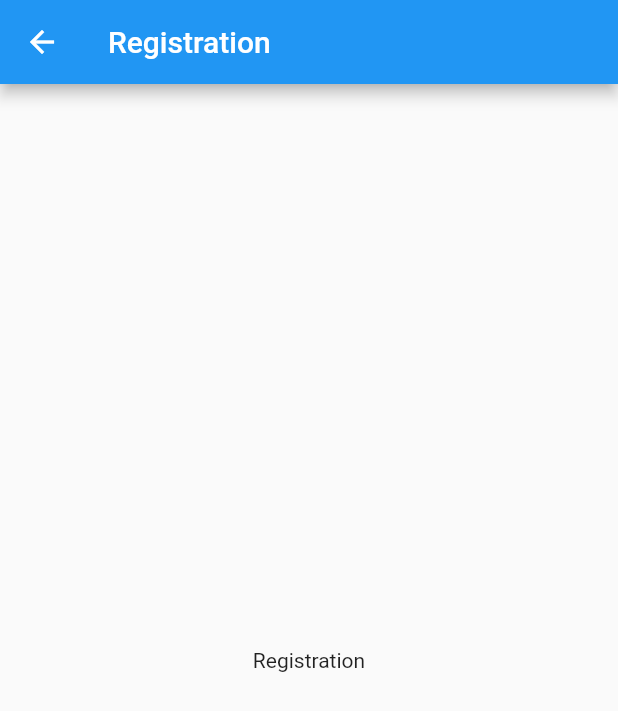
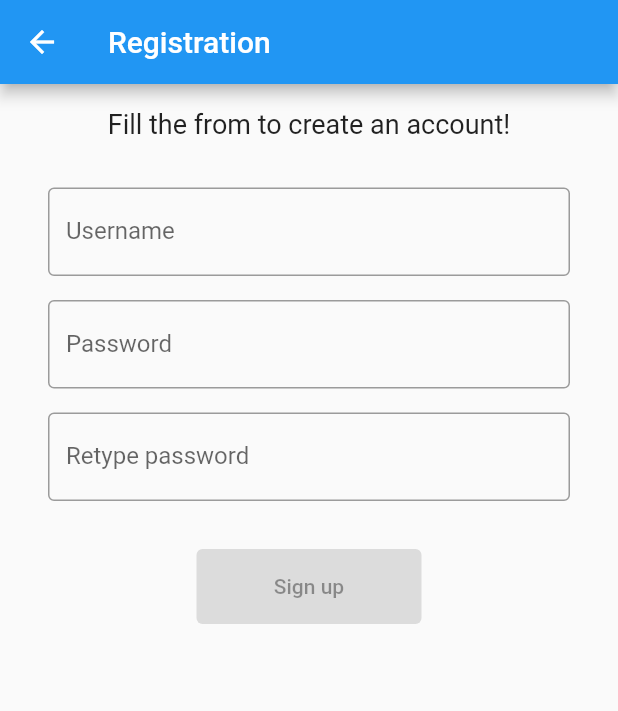
Before and after one commit to krzychudz/remote-camera-control, a Flutter app: the RegisterScreen screen opened directly, on a phone screen of 412 x 824 dp. Shown: the top 711 px of the screen. Run offline on Flutter 3.47's test engine with Material 2 defaults, Android fonts, the phone set to English and light mode, and no system bars; our stand-ins replace bloc, equatable, flutter_bloc, formz; accounts and stored records are empty.

Commit message:
Add registration screen layout

```diff
--- a/lib/register/register_screen.dart
+++ b/lib/register/register_screen.dart
@@ -3,15 +3,92 @@ import 'package:flutter/material.dart';
 class RegisterScreen extends StatelessWidget {
   const RegisterScreen({Key? key}) : super(key: key);
 
+  Widget _buildUsernameFormField() {
+    return const TextField(
+        textInputAction: TextInputAction.next,
+        key: Key('registerForm_usernameInput_textField'),
+        decoration: InputDecoration(
+          border: OutlineInputBorder(),
+          labelText: 'Username',
+        ));
+  }
+
+  Widget _buildPasswordFormField() {
+    return const TextField(
+        obscureText: true,
+        textInputAction: TextInputAction.next,
+        key: Key('registerForm_passwordInput_textField'),
+        decoration: InputDecoration(
+          border: OutlineInputBorder(),
+          labelText: 'Password',
+        ));
+  }
+
+  Widget _buildPasswordRetypeFormField() {
+    return const TextField(
+        obscureText: true,
+        textInputAction: TextInputAction.done,
+        key: Key('registerForm_passwordRetypeInput_textField'),
+        decoration: InputDecoration(
+          border: OutlineInputBorder(),
+          labelText: 'Retype password',
+        ));
+  }
+
+  Widget _buildSubmitButton() {
+    return const SizedBox(
+      width: 150,
+      height: 50,
+      child: ElevatedButton(
+        key: Key("registerForm_submit_elevatedButton"),
+        onPressed: null,
+        child: Text(
+          "Sign up",
+        ),
+      ),
+    );
+  }
+
   @override
   Widget build(BuildContext context) {
     return Scaffold(
       appBar: AppBar(
-        title: Text("Registration"),
+        title: const Text("Registration"),
       ),
-      body: Container(
-        child: Center(
-          child: Text("Registration"),
+      body: SizedBox(
+        width: double.infinity,
+        child: Padding(
+          padding: const EdgeInsets.symmetric(
+            vertical: 16.0,
+            horizontal: 32.0,
+          ),
+          child: Column(
+            crossAxisAlignment: CrossAxisAlignment.center,
+            children: [
+              const Text(
+                "Fill the from to create an account!",
+                style: TextStyle(
+                  fontSize: 18.0,
+                ),
+              ),
+              const SizedBox(
+                height: 32,
+              ),
+              _buildUsernameFormField(),
+              const SizedBox(
+                height: 16,
+              ),
+              _buildPasswordFormField(),
+              const SizedBox(
+                height: 16,
+              ),
+              _buildPasswordRetypeFormField(),
+              const SizedBox(
+                height: 32,
+              ),
+              _buildSubmitButton()
+            ],
+          ),
         ),
       ),
     );
```
